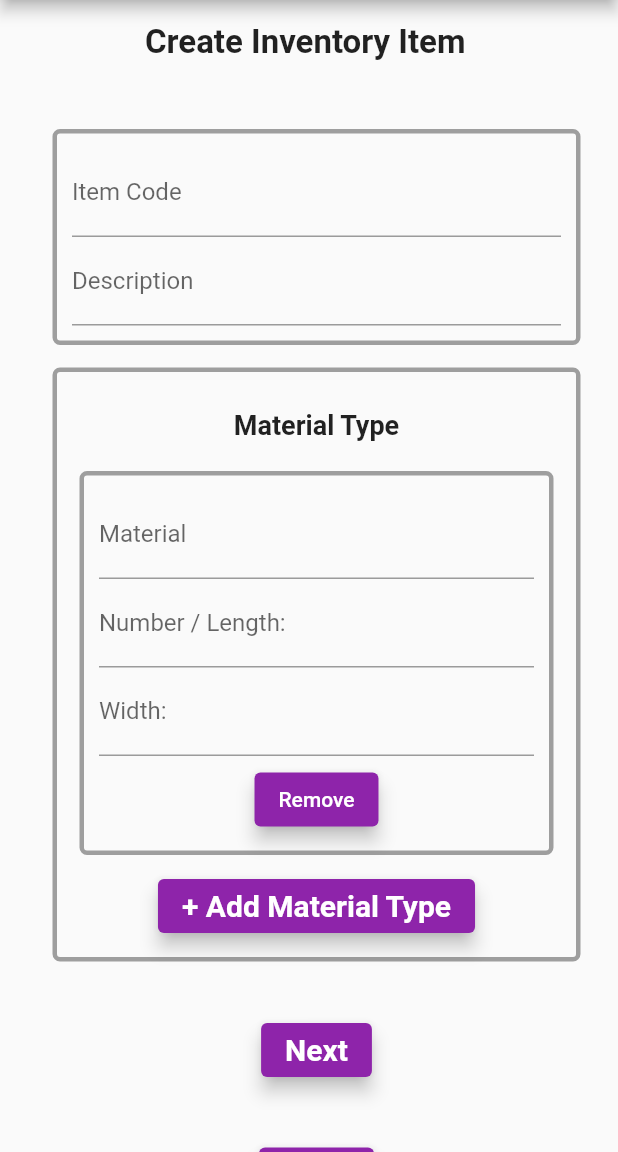
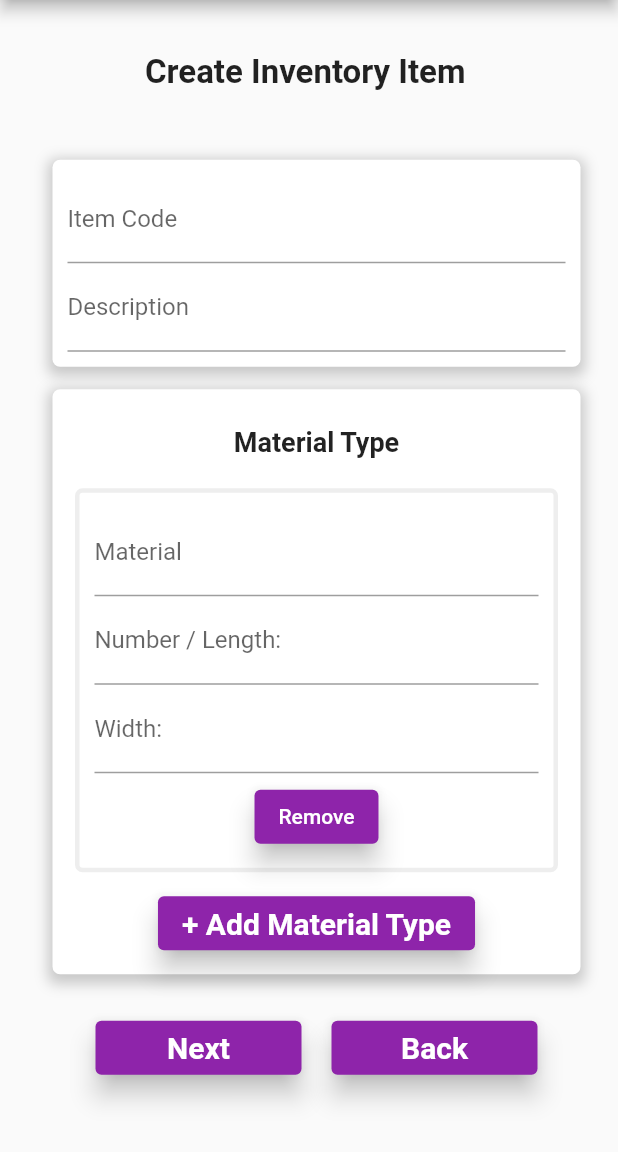
Before and after one commit to 2020-opportunity-hack/Team-04, a Flutter app: the InventoryMenu screen opened directly, after a tap on "Create item", on a phone screen of 412 x 824 dp, the part 84-1236 px from its top. Run offline on Flutter 3.47's test engine with Material 2 defaults, Android fonts, the phone set to English and light mode, and no system bars; our stand-ins replace easy_localization, firebase_auth, firebase_core, firebase_database, modal_progress_hud; accounts and stored records are empty; Roboto replaces fonts that are missing (Montserrat).

Commit message:
update: styling

```diff
--- a/lib/createItem.dart
+++ b/lib/createItem.dart
@@ -41,7 +41,16 @@ class _CreateInventoryItemState extends State<CreateInventoryItem> {
         margin: EdgeInsets.only(top: 15, left: 5, right: 5),
         padding: EdgeInsets.all(10),
         decoration: BoxDecoration(
-            border: Border.all(color: Colors.grey, width: 3),
+            color: Colors.white,
+            // border: Border.all(color: Colors.grey, width: 1),
+            boxShadow: [
+              BoxShadow(
+                color: Colors.black.withOpacity(0.2),
+                spreadRadius: 3,
+                blurRadius: 7,
+                offset: Offset(0, 3), // changes position of shadow
+              ),
+            ],
             borderRadius: BorderRadius.circular(5)),
         child: Column(
           children: children,
@@ -143,10 +152,11 @@ class _CreateInventoryItemState extends State<CreateInventoryItem> {
 
     Widget _materialRow() {
       return Container(
+
         margin: EdgeInsets.only(top: 15, left: 5, right: 5),
         padding: EdgeInsets.all(10),
         decoration: BoxDecoration(
-            border: Border.all(color: Colors.grey, width: 3),
+            border: Border.all(color: Colors.grey[200], width: 3),
             borderRadius: BorderRadius.circular(5)),
         child: Column(
           children: [
@@ -243,14 +253,20 @@ class _CreateInventoryItemState extends State<CreateInventoryItem> {
                               padding: EdgeInsets.only(top: 10.0),
                               child: addMaterialButton),
                         ]),
-                        SizedBox(
-                          height: 35,
-                        ),
-                        nextButton,
-                        SizedBox(
-                          height: 35,
-                        ),
-                        backButton,
+                        Row(
+                          mainAxisAlignment: MainAxisAlignment.center,
+                          crossAxisAlignment: CrossAxisAlignment.center,
+                          children: [
+                          Container(
+                            margin: const EdgeInsets.symmetric(horizontal: 10, vertical: 25),
+                            width: MediaQuery.of(context).size.width / 3,
+                            child: nextButton),
+                          Container(
+                            margin: const EdgeInsets.symmetric(horizontal: 10, vertical: 25),
+                            width: MediaQuery.of(context).size.width / 3,
+                            child: backButton),
+                        ],),
+
                       ],
                     ),
                   ),
--- a/lib/inventoryMenu.dart
+++ b/lib/inventoryMenu.dart
@@ -17,8 +17,8 @@ class InventoryMenu extends StatelessWidget {
       },
       child: Text("Create item",
           textAlign: TextAlign.center,
-          style: style.copyWith(
-              color: Colors.white, fontWeight: FontWeight.bold)),
+          style:
+              style.copyWith(color: Colors.white, fontWeight: FontWeight.bold)),
     );
 
     final editButton = ElevatedButton(
@@ -30,8 +30,8 @@ class InventoryMenu extends StatelessWidget {
       },
       child: Text("Edit item",
           textAlign: TextAlign.center,
-          style: style.copyWith(
-              color: Colors.white, fontWeight: FontWeight.bold)),
+          style:
+              style.copyWith(color: Colors.white, fontWeight: FontWeight.bold)),
     );
 
     final viewButton = ElevatedButton(
@@ -43,8 +43,8 @@ class InventoryMenu extends StatelessWidget {
       },
       child: Text("View all items",
           textAlign: TextAlign.center,
-          style: style.copyWith(
-              color: Colors.white, fontWeight: FontWeight.bold)),
+          style:
+              style.copyWith(color: Colors.white, fontWeight: FontWeight.bold)),
     );
 
     return Scaffold(
@@ -69,21 +69,21 @@ class InventoryMenu extends StatelessWidget {
               crossAxisAlignment: CrossAxisAlignment.center,
               mainAxisAlignment: MainAxisAlignment.center,
               children: <Widget>[
-
                 Container(
                     width: MediaQuery.of(context).size.width - 50,
-                  margin: const EdgeInsets.all(20),
-                  child: createButton
-                  ),
+                    margin: const EdgeInsets.symmetric(
+                        horizontal: 35, vertical: 20),
 
+                    child: createButton),
                 Container(
                     width: MediaQuery.of(context).size.width - 50,
-                  margin: const EdgeInsets.all(20),
+                    margin: const EdgeInsets.symmetric(
+                        horizontal: 35, vertical: 20),
                     child: editButton),
-
                 Container(
                     width: MediaQuery.of(context).size.width - 50,
-                  margin: const EdgeInsets.all(20),
+                    margin: const EdgeInsets.symmetric(
+                        horizontal: 35, vertical: 20),
                     child: viewButton)
               ],
             ),
```
Also changed, not shown: lib/createItemTwo.dart (+21 -21 lines), lib/main.dart (+21 -10 lines). Lines whose indentation alone changed are shown as unchanged.
